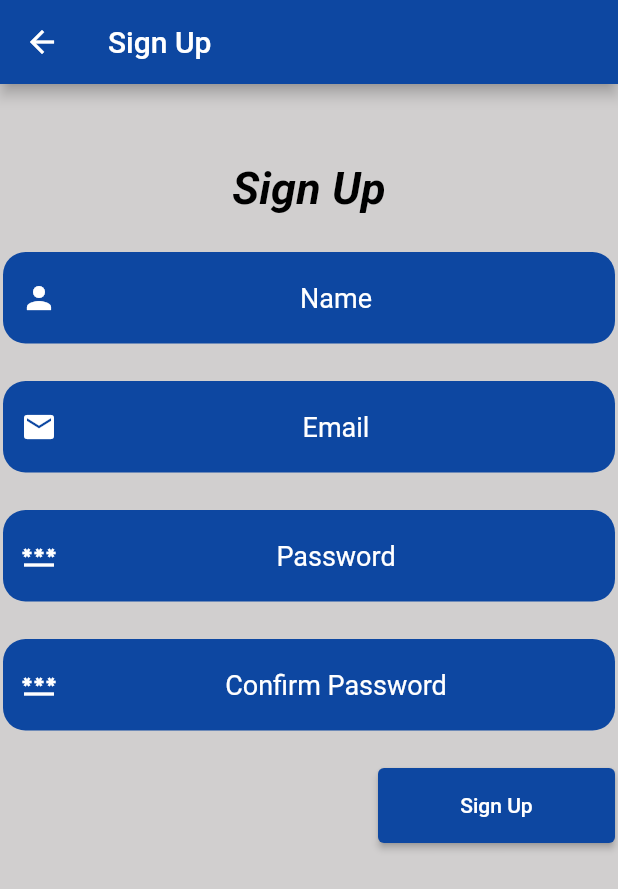
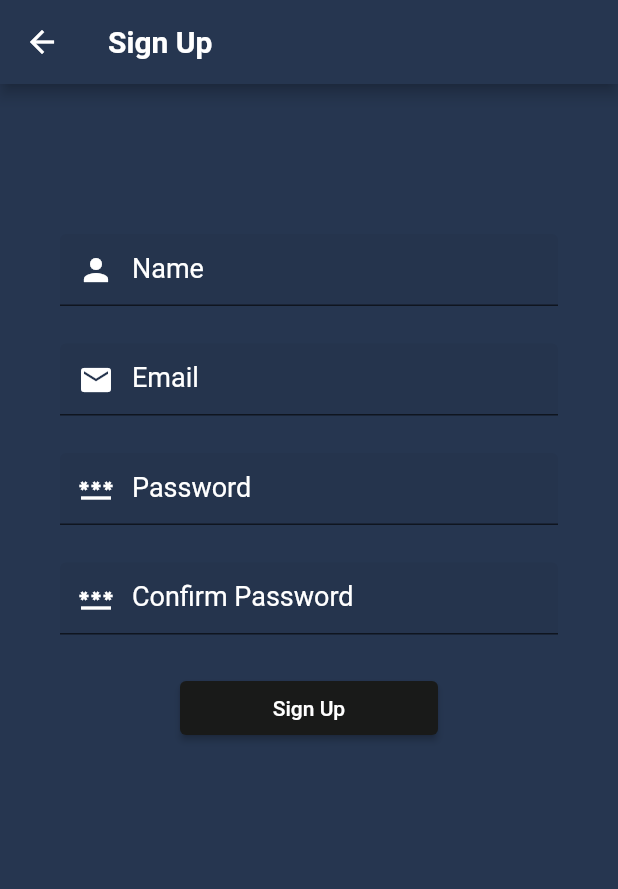
Before and after one commit to YoussifAssem/Genatac, a Flutter app: the SignUp screen opened directly, on a phone screen of 412 x 824 dp. Shown: the top 889 px of the screen. Run offline on Flutter 3.47's test engine with Material 2 defaults, Android fonts, the phone set to English and light mode, and no system bars; our stand-ins replace cloud_firestore, firebase_auth, firebase_core; accounts and stored records are empty.

Commit message:
Update signup_screen.dart

```diff
--- a/E-Genetics/Code/paternity_app/lib/Screens/signup_screen.dart
+++ b/E-Genetics/Code/paternity_app/lib/Screens/signup_screen.dart
@@ -1,4 +1,5 @@
 import 'package:flutter/material.dart';
+import 'package:flutter/rendering.dart';
 import 'package:flutter/services.dart';
 import 'package:paternity_app/Models/user.dart';
 import 'package:paternity_app/Screens/login_screen.dart';
@@ -25,30 +26,24 @@
   @override
   Widget build(BuildContext context) {
     return Scaffold(
-        backgroundColor: const Color.fromARGB(255, 209, 207, 207),
+        backgroundColor: const Color.fromARGB(255, 38, 54, 80),
         appBar: AppBar(
-          backgroundColor: Colors.blue[900],
+          backgroundColor: const Color.fromARGB(255, 38, 54, 80),
           title: const Text(
             'Sign Up',
-            style: TextStyle(color: Colors.white),
+            textAlign: TextAlign.center,
+            style: TextStyle(
+                color: Colors.white,
+                fontStyle: FontStyle.normal,
+                fontWeight: FontWeight.bold),
           ),
         ),
         body: Padding(
-            padding: const EdgeInsets.all(2),
+            padding: const EdgeInsets.only(left: 40, top: 25, right: 40),
             child: ListView(children: <Widget>[
               const SizedBox(height: 50),
-              const Center(
-                  child: Text(
-                'Sign Up',
-                style: TextStyle(
-                    color: Colors.black,
-                    fontWeight: FontWeight.bold,
-                    fontStyle: FontStyle.italic,
-                    fontSize: 30),
-              )),
               const SizedBox(height: 25),
               TextFormField(
-                textAlign: TextAlign.center,
                 style: const TextStyle(
                   fontSize: 18,
                   color: Colors.white,
@@ -58,63 +53,46 @@
                 inputFormatters: <TextInputFormatter>[
                   FilteringTextInputFormatter.deny(RegExp('[^a-zA-Z]')),
                 ],
-                decoration: InputDecoration(
-                  prefixIcon: const Icon(
+                decoration: const InputDecoration(
+                  prefixIcon: Icon(
                     Icons.person,
                     color: Colors.white,
                   ),
-                  border: const OutlineInputBorder(
-                    borderRadius: BorderRadius.all(Radius.circular(15.0)),
-                    borderSide: BorderSide.none,
-                  ),
                   filled: true,
-                  fillColor: Colors.blue[900],
                   hintText: 'Name',
-                  hintStyle: const TextStyle(fontSize: 18, color: Colors.white),
+                  hintStyle: TextStyle(fontSize: 18, color: Colors.white),
                 ),
               ),
               const SizedBox(height: 25.0),
               TextFormField(
-                textAlign: TextAlign.center,
                 style: const TextStyle(fontSize: 18, color: Colors.white),
                 keyboardType: TextInputType.emailAddress,
                 controller: e,
-                decoration: InputDecoration(
-                  prefixIcon: const Icon(
+                decoration: const InputDecoration(
+                  prefixIcon: Icon(
                     Icons.email,
                     color: Colors.white,
                   ),
-                  border: const OutlineInputBorder(
-                    borderRadius: BorderRadius.all(Radius.circular(15.0)),
-                    borderSide: BorderSide.none,
-                  ),
                   filled: true,
-                  fillColor: Colors.blue[900],
                   hintText: 'Email',
-                  hintStyle: const TextStyle(fontSize: 18, color: Colors.white),
+                  hintStyle: TextStyle(fontSize: 18, color: Colors.white),
                 ),
               ),
               const SizedBox(
                 height: 25.0,
               ),
               TextFormField(
-                textAlign: TextAlign.center,
                 style: const TextStyle(fontSize: 18, color: Colors.white),
                 //keyboardType: TextInputType.visiblePassword,
                 controller: p,
-                decoration: InputDecoration(
-                  prefixIcon: const Icon(
+                decoration: const InputDecoration(
+                  prefixIcon: Icon(
                     Icons.password,
                     color: Colors.white,
                   ),
-                  border: const OutlineInputBorder(
-                    borderRadius: BorderRadius.all(Radius.circular(15.0)),
-                    borderSide: BorderSide.none,
-                  ),
                   filled: true,
-                  fillColor: Colors.blue[900],
                   hintText: 'Password',
-                  hintStyle: const TextStyle(fontSize: 18, color: Colors.white),
+                  hintStyle: TextStyle(fontSize: 18, color: Colors.white),
                 ),
                 obscureText: true,
               ),
@@ -122,20 +100,15 @@
                 height: 25.0,
               ),
               TextFormField(
-                textAlign: TextAlign.center,
                 style: const TextStyle(fontSize: 18, color: Colors.white),
                 controller: cP,
+                // ignore: prefer_const_constructors
                 decoration: InputDecoration(
                   prefixIcon: const Icon(
                     Icons.password,
                     color: Colors.white,
                   ),
-                  border: const OutlineInputBorder(
-                    borderRadius: BorderRadius.all(Radius.circular(15.0)),
-                    borderSide: BorderSide.none,
-                  ),
                   filled: true,
-                  fillColor: Colors.blue[900],
                   hintText: 'Confirm Password',
                   hintStyle: const TextStyle(fontSize: 18, color: Colors.white),
                 ),
@@ -145,16 +118,15 @@
                 height: 25.0,
               ),
               SizedBox(
-                height: 50,
                 child: Padding(
-                  padding: const EdgeInsets.only(left: 250),
+                  padding: const EdgeInsets.only(left: 80, right: 80),
                   child: ElevatedButton(
                     child: const Text(
                       'Sign Up',
                     ),
                     style: ButtonStyle(
-                      backgroundColor:
-                          MaterialStateProperty.all(Colors.blue[900]),
+                      backgroundColor: MaterialStateProperty.all(
+                          const Color.fromARGB(255, 25, 26, 25)),
                     ),
                     onPressed: () async => {
                       if (name.text == '' ||
```
